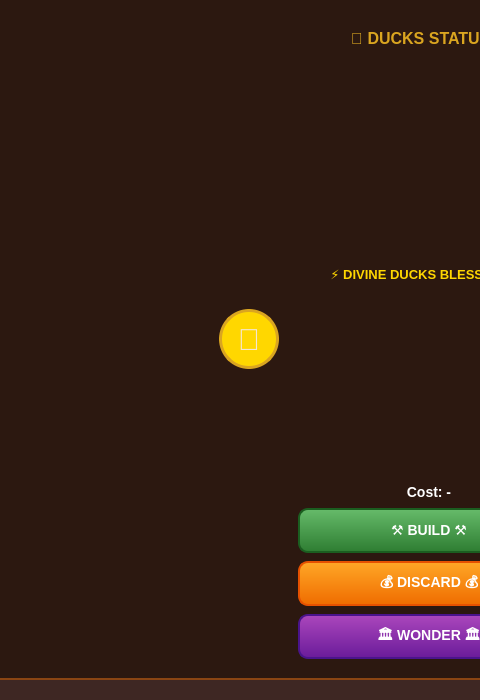
Above: 7Wonders/UI/MainWindow.ui from lydiagroza/ProjectMC before the change; both pictures show x 521 to 1001 and y 0 to 700 of the 1100 by 700 pixel window. Below: the same form after it.
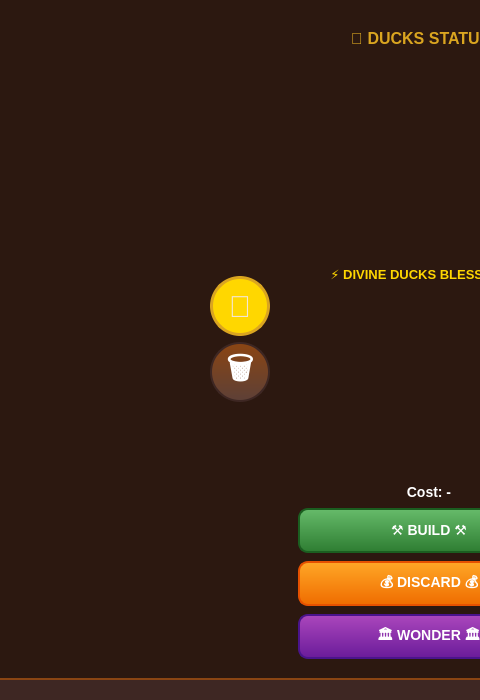
That is the form after the change. Icons and pictures are not drawn. Custom widgets are drawn as their Qt base class.

Commit message: Buton pentru discarded cards

```diff
--- a/7Wonders/UI/MainWindow.ui
+++ b/7Wonders/UI/MainWindow.ui
@@ -120,6 +120,22 @@
      </widget>
     </item>
     <item>
+     <widget class="QWidget" name="turnContainer" native="true">
+      <layout class="QVBoxLayout" name="verticalLayout">
+       <item>
+        <spacer name="verticalSpacer_4">
+         <property name="orientation">
+          <enum>Qt::Orientation::Vertical</enum>
+         </property>
+         <property name="sizeHint" stdset="0">
+          <size>
+           <width>20</width>
+           <height>40</height>
+          </size>
+         </property>
+        </spacer>
+       </item>
+       <item>
      <widget class="QLabel" name="turnIndicator">
       <property name="minimumSize">
        <size>
@@ -142,6 +158,60 @@
       <property name="alignment">
        <set>Qt::AlignmentFlag::AlignCenter</set>
       </property>
+        </widget>
+       </item>
+       <item>
+        <widget class="QPushButton" name="btnDiscardedCards">
+         <property name="minimumSize">
+          <size>
+           <width>60</width>
+           <height>60</height>
+          </size>
+         </property>
+         <property name="maximumSize">
+          <size>
+           <width>60</width>
+           <height>60</height>
+          </size>
+         </property>
+         <property name="cursor">
+          <cursorShape>PointingHandCursor</cursorShape>
+         </property>
+         <property name="styleSheet">
+          <string notr="true">QPushButton { 
+  background: qlineargradient(x1:0, y1:0, x2:0, y2:1, stop:0 #8B4513, stop:1 #5D4037); 
+  color: white; 
+  border: 2px solid #3E2723; 
+  border-radius: 30px; 
+  font-weight: bold; 
+  font-family: 'Times New Roman';
+  font-size: 30px;
+}
+QPushButton:hover { 
+  background: qlineargradient(x1:0, y1:0, x2:0, y2:1, stop:0 #A1887F, stop:1 #795548); 
+  border-color: #A1887F;
+}
+QPushButton:pressed { background: #3E2723; }</string>
+         </property>
+         <property name="text">
+          <string>🗑️</string>
+         </property>
+        </widget>
+       </item>
+       <item>
+        <spacer name="verticalSpacer_3">
+         <property name="orientation">
+          <enum>Qt::Orientation::Vertical</enum>
+         </property>
+         <property name="sizeHint" stdset="0">
+          <size>
+           <width>20</width>
+           <height>40</height>
+          </size>
+         </property>
+        </spacer>
+       </item>
+      </layout>
      </widget>
     </item>
     <item>
```
Lines whose indentation alone changed are shown as unchanged. The commit also changes 12 other files.
